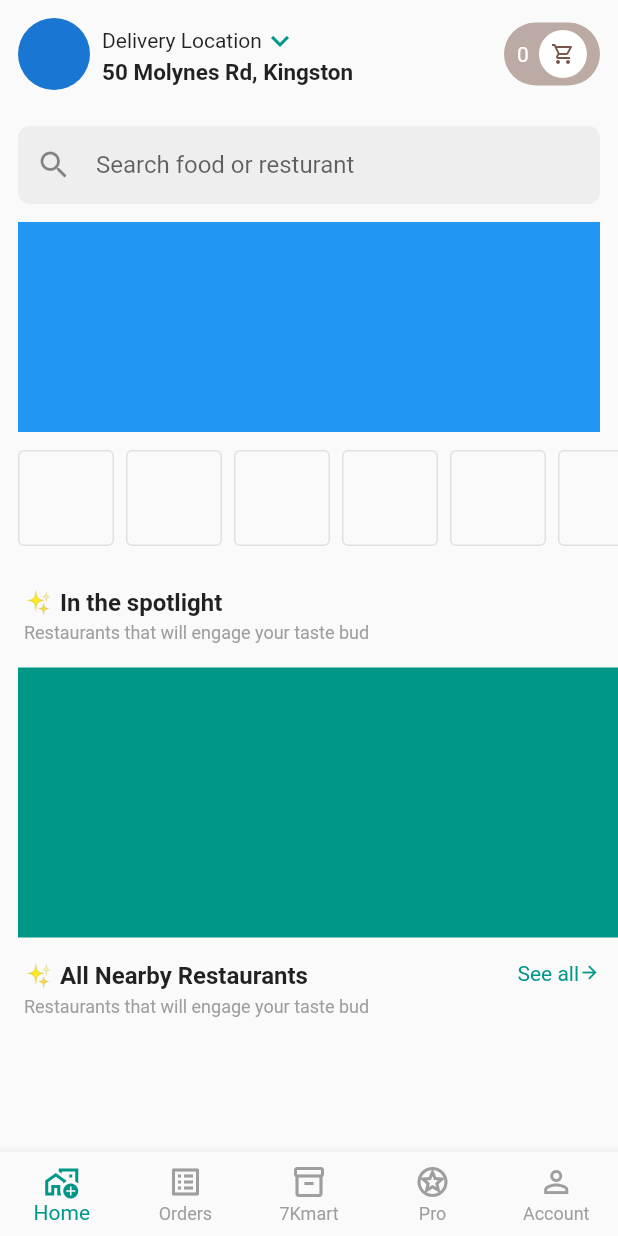
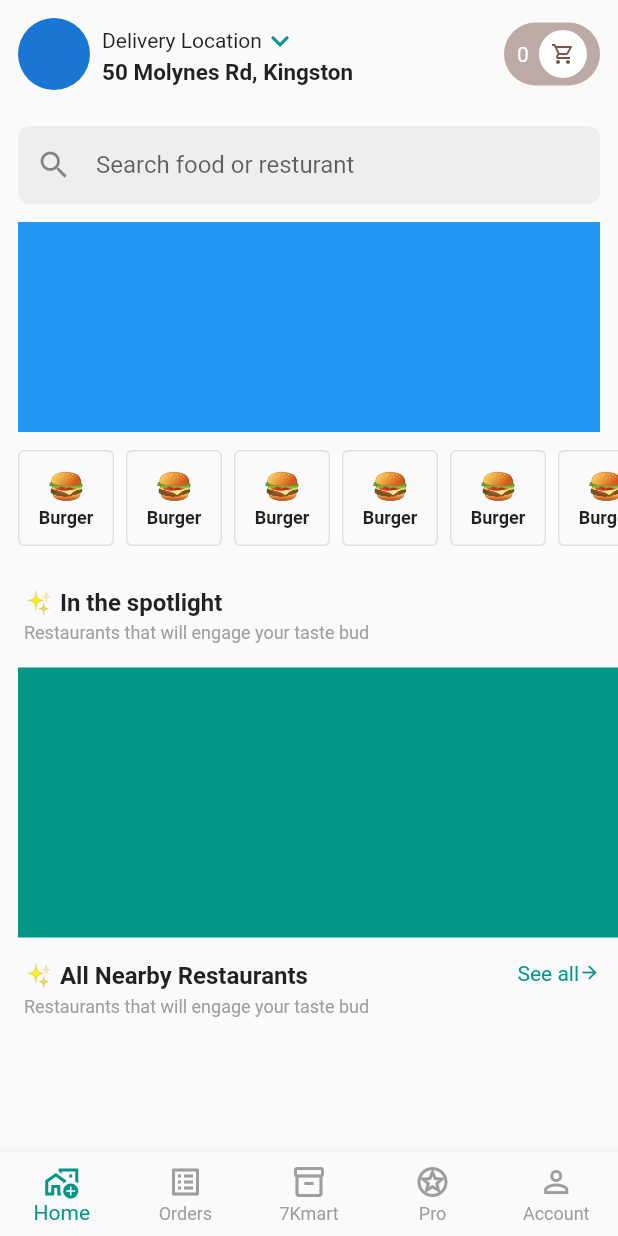
Before and after one commit to JAICHANGPARK/flutter_notebook_chapter_21, a Flutter app: the screen it shows after launch, on a phone screen of 412 x 824 dp. Run offline on Flutter 3.47's test engine with Material 2 defaults, Android fonts, the phone set to English and light mode, and no system bars; our stand-ins replace badges, fl_chart, flutter_riverpod; missing offline and left inert: candlesticks.

Commit message:
Update fd_home_page_widget.dart

```diff
--- a/lib/ep1234_food_delivery_app/src/ui/widget/fd_home_page_widget.dart
+++ b/lib/ep1234_food_delivery_app/src/ui/widget/fd_home_page_widget.dart
@@ -115,6 +115,24 @@ class FdHomePageWidget extends StatelessWidget {
                     border: Border.all(color: Colors.grey[300]!),
                     borderRadius: BorderRadius.circular(4),
                   ),
+                  child: Column(
+                    mainAxisAlignment: MainAxisAlignment.center,
+                    children: [
+                      Text(
+                        "🍔",
+                        style: TextStyle(
+                          fontSize: 20,
+                        ),
+                      ),
+                      SizedBox(
+                        height: 4,
+                      ),
+                      Text(
+                        "Burger",
+                        style: TextStyle(fontWeight: FontWeight.bold, fontSize: 12),
+                      ),
+                    ],
+                  ),
                 );
               },
               scrollDirection: Axis.horizontal,
```
